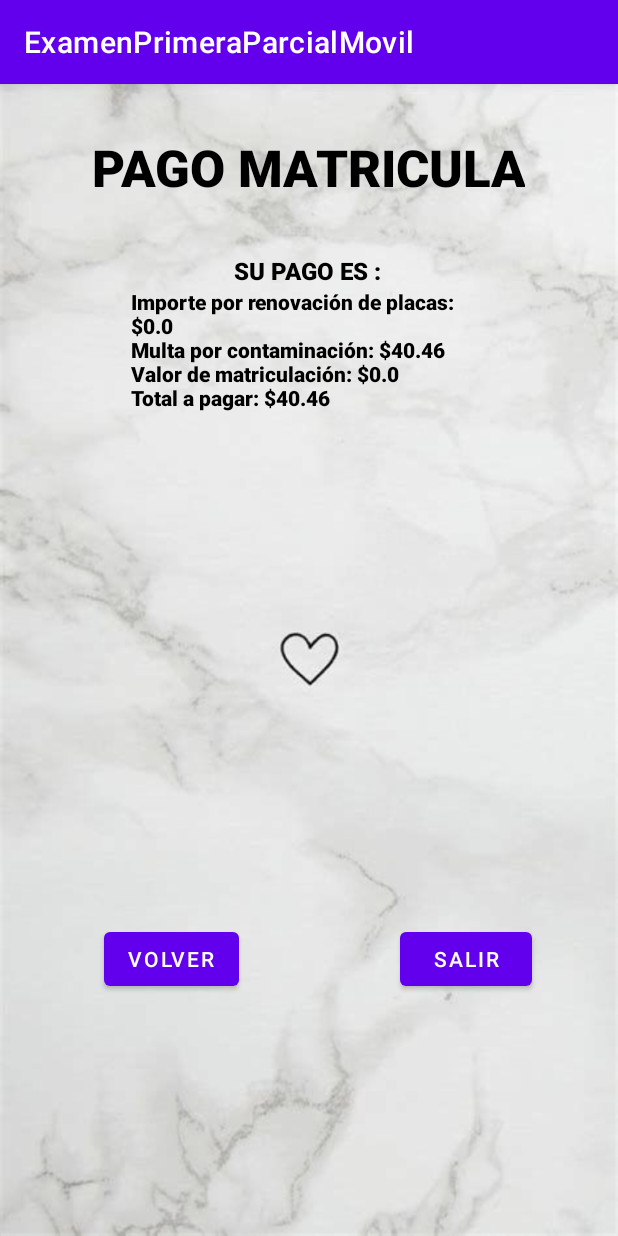
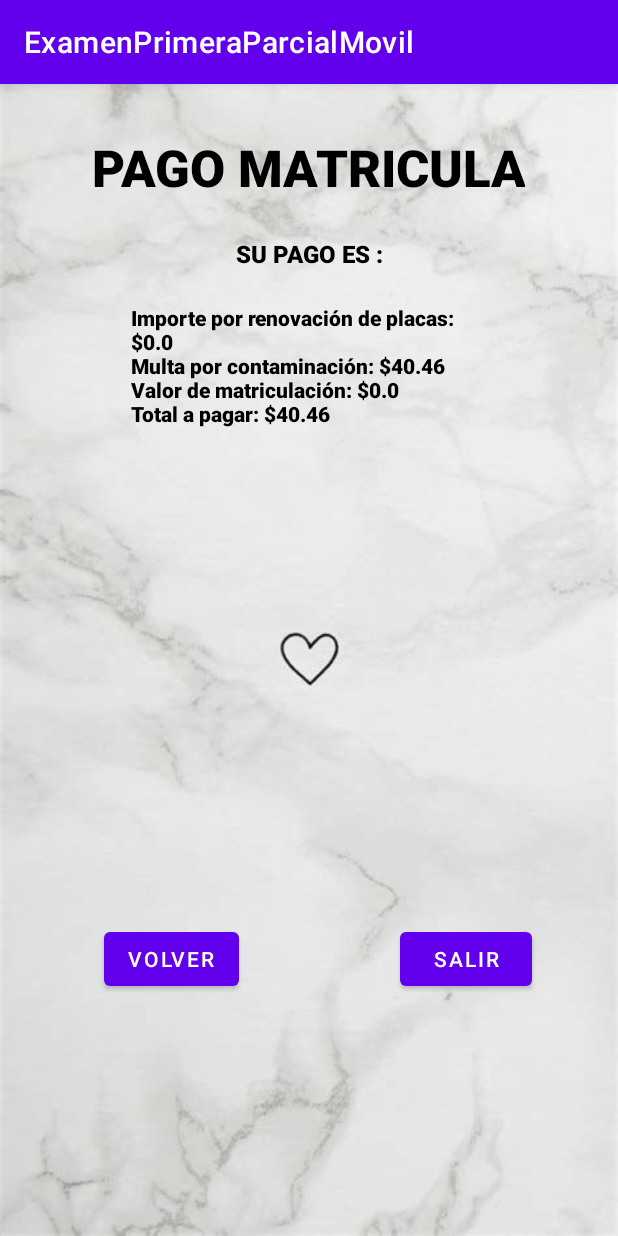
Before and after one commit to GabyValladares/MovilExamenPrimeraParcialIIPA2023, an Android app: the screen it shows after launch (Pago), after a tap on "CALCULAR", on a phone screen of 412 x 824 dp. Run offline under Robolectric (Android 15) with nearby library versions, the phone set to English and light mode, and no system bars; 2 statements that could not run were skipped.

Commit message:
VERSION FINAL APLICACION

```diff
--- a/app/src/main/res/layout/activity_pago.xml
+++ b/app/src/main/res/layout/activity_pago.xml
@@ -33,10 +33,9 @@
         android:textSize="16sp"
         app:layout_constraintBottom_toBottomOf="parent"
         app:layout_constraintEnd_toEndOf="parent"
-        app:layout_constraintHorizontal_bias="0.497"
         app:layout_constraintStart_toStartOf="parent"
         app:layout_constraintTop_toTopOf="parent"
-        app:layout_constraintVertical_bias="0.152" />
+        app:layout_constraintVertical_bias="0.137" />
 
     <TextView
         android:id="@+id/txtresultado"
@@ -48,7 +47,7 @@
         app:layout_constraintEnd_toEndOf="parent"
         app:layout_constraintStart_toStartOf="parent"
         app:layout_constraintTop_toTopOf="parent"
-        app:layout_constraintVertical_bias="0.375" />
+        app:layout_constraintVertical_bias="0.406" />
 
     <Button
         android:id="@+id/btnvolver"
```
Also changed, not shown: app/src/main/java/com/ggvc/examenprimeraparcialmovil/Pago.java (line endings or trailing spaces).
